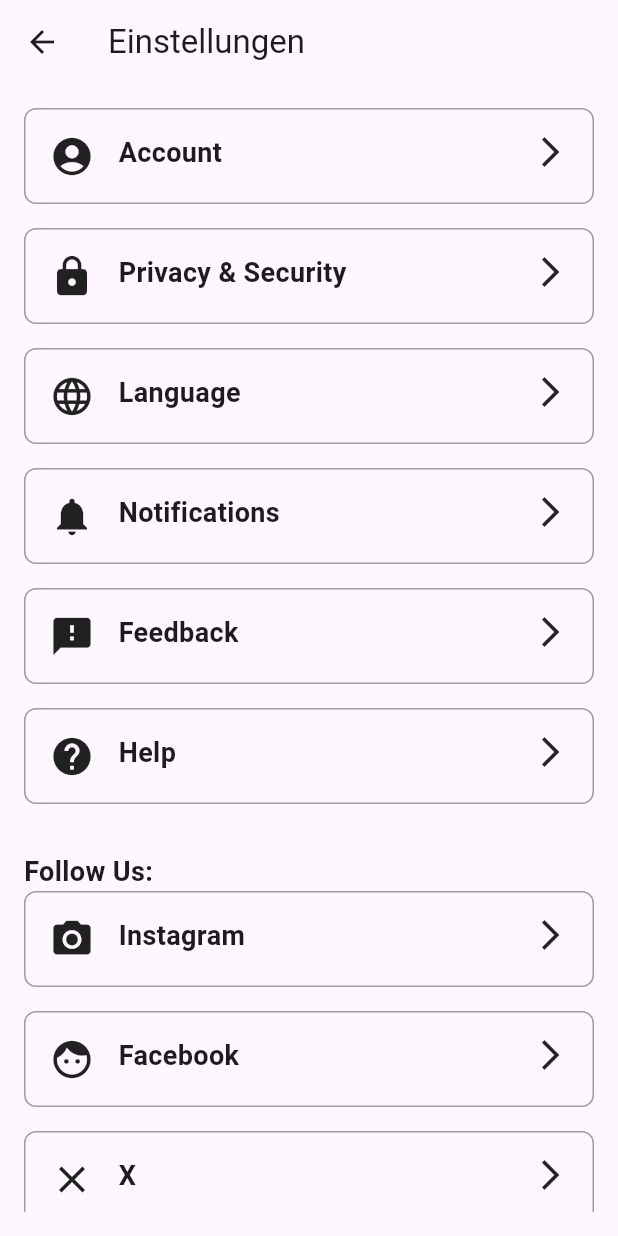
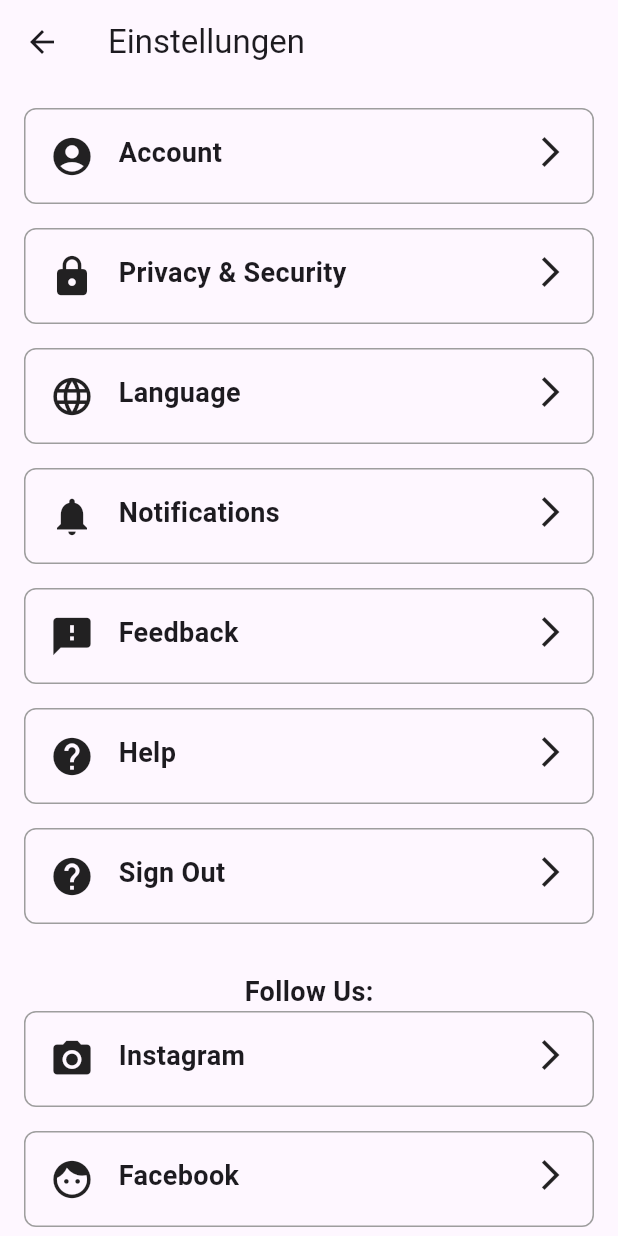
Before and after one commit to Quhaqun/MensaMatch, a Flutter app: the Settings screen opened directly, on a phone screen of 412 x 824 dp. Run offline on Flutter 3.47's test engine with Material 3 defaults, Android fonts, the phone set to English and light mode, and no system bars; our stand-ins replace appwrite, flutter_svg, google_fonts, image_picker; missing offline and left inert: dart:html.

Commit message:
Added Signout to settings page

```diff
--- a/lib/pages/settings.dart
+++ b/lib/pages/settings.dart
@@ -2,6 +2,9 @@ import 'package:flutter/material.dart';
 
 import 'package:mensa_match/components/settings_entry.dart';
 import 'package:mensa_match/components/settings_social_entry.dart';
+
+import 'package:provider/provider.dart';
+import 'package:mensa_match/appwrite/auth_api.dart';
 
 class Settings extends StatelessWidget {
   const Settings({super.key});
@@ -12,9 +15,9 @@ class Settings extends StatelessWidget {
       appBar: AppBar(
         title: Text('Einstellungen'),
       ),
-      body: Padding(
+      body: SingleChildScrollView(child: Padding(
         padding: EdgeInsets.all(16.0),
-        child: ListView(
+        child: Column(
           children: [
             SettingsBox(
               title: 'Account',
@@ -58,6 +61,15 @@ class Settings extends StatelessWidget {
                 // Aktion für Hilfeeinstellungen
               },
             ),
+            SettingsBox(
+              title: 'Sign Out',
+              icon: Icons.help,
+              onTap: () {
+                // Aktion für Hilfeeinstellungen
+                final AuthAPI appwrite = context.read<AuthAPI>();
+                appwrite.signOut();
+              },
+            ),
             SizedBox(height: 16),
             const Text(
               'Follow Us:',
@@ -81,6 +93,6 @@ class Settings extends StatelessWidget {
           ],
         ),
       ),
-    );
+    ));
   }
 }
```
